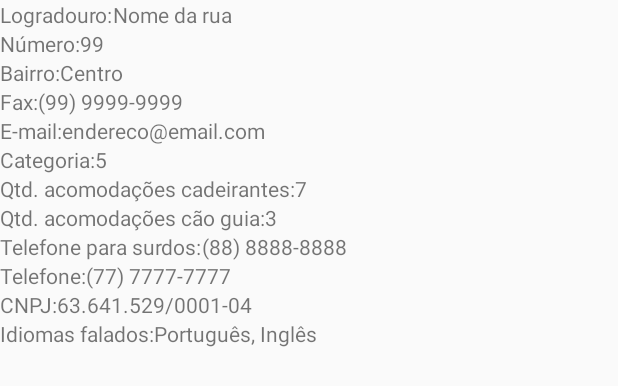
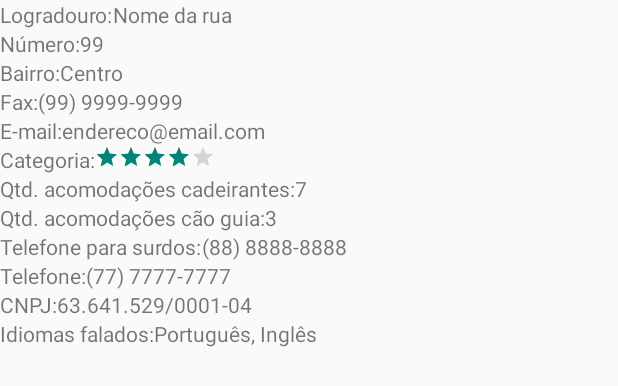
Before and after one commit to marcioggs/RioTour, an Android app: the layout fragment_detalhe_hotel.xml on its own in the app's theme, with its tools: preview values and no code run, on a phone screen of 412 x 824 dp. Shown: the top 386 px of the screen. Run offline under Robolectric (Android 15) with nearby library versions, the phone set to English and light mode, and no system bars.

Commit message:
Inclusão de estrelas de avaliação do hotel.

```diff
--- a/app/src/main/java/br/com/riotour/activity/detalhe/DetalheActivity.java
+++ b/app/src/main/java/br/com/riotour/activity/detalhe/DetalheActivity.java
@@ -17,11 +17,11 @@ import br.com.riotour.dto.PraiaDTO;
 
 public class DetalheActivity extends ActionBarActivity {
 
-	//TODO: Usar estrelas para exibir categoria do hotel.
 	//TODO: Trocar nomes por ícones? (Ex: Ícone de email)
 	//TODO: Pegar imagem do Google imagens quando não tiver?
-	//TODO: Permitir abrir detalhe activity clicando em qualquer lugar do painel de detalhe.
 	//TODO: Colocar botão de voltar na action bar.
+	//TODO: Criar intent para permitir telefonar para os números da app.
+	//TODO: Criar intent para permitir enviar email para os emails da app.
 
 	@Override
 	protected void onCreate(Bundle savedInstanceState) {
--- a/app/src/main/res/layout/fragment_detalhe_hotel.xml
+++ b/app/src/main/res/layout/fragment_detalhe_hotel.xml
@@ -88,9 +88,18 @@
             android:text="Categoria:"
             android:layout_width="wrap_content"
             android:layout_height="wrap_content"/>
+        <RatingBar
+            android:id="@+id/campo_categoria_rating"
+            style="?android:attr/ratingBarStyleSmall"
+            android:isIndicator="true"
+            android:numStars="5"
+            tools:rating="4"
+            android:layout_width="wrap_content"
+            android:layout_height="wrap_content"/>
         <TextView
-            android:id="@+id/campo_categoria"
-            tools:text="5"
+            android:id="@+id/campo_categoria_texto"
+            android:visibility="gone"
+            tools:text="Flat"
             android:layout_width="wrap_content"
             android:layout_height="wrap_content"/>
     </LinearLayout>
```
Also changed, not shown: app/src/main/java/br/com/riotour/activity/detalhe/DetalheHotelFragment.java (+17 -2 lines).
